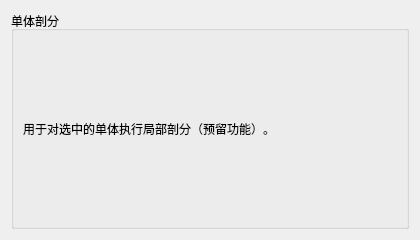
Qt form plugins/Base_Mesh/MeshSingleMeshingWidget.ui (asd977/base_cae) before a commit.
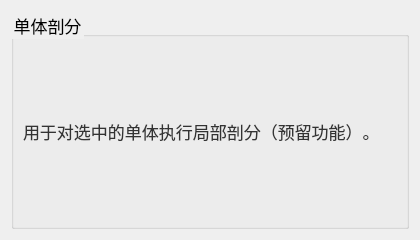
The same form after that commit. Icons and pictures are not drawn.

Commit message: style: use existing arrow assets and remove custom svg files

What changed in the file:
```diff
--- a/plugins/Base_Mesh/MeshSingleMeshingWidget.ui
+++ b/plugins/Base_Mesh/MeshSingleMeshingWidget.ui
@@ -8,6 +8,104 @@
   <property name="windowTitle">
    <string>单体剖分</string>
   </property>
+  <property name="styleSheet">
+   <string notr="true">QWidget{
+font-family: &quot;Microsoft YaHei&quot;, &quot;微软雅黑&quot;;
+}
+QPushButton {
+    font-size: 17px;
+    min-height: 32px;
+}
+QPushButton#pushButton {
+    background-color: rgb(224, 233, 244);
+    border-width: 1px;
+    border-color: rgb(121, 121, 121);
+    border-style: solid;
+    min-height: 33px;
+    border-top: 1px solid rgb(169, 169, 169);
+    border-bottom: 1px solid rgb(169, 169, 169);
+    border-left: none;
+    border-right: none;
+    text-align: left;
+    padding-left: 15px;
+    font-size: 17px;
+}
+QLabel {
+    font-size: 17px;
+    color: rgb(51, 51, 51);
+}
+QLabel#pageNameLabel {
+    font-size: 20px;
+    padding-left: 9px;
+    color: rgb(53, 103, 147);
+}
+QLineEdit, QTextEdit, QPlainTextEdit, QSpinBox, QDoubleSpinBox, QDateTimeEdit {
+    border: 1px solid rgb(200, 200, 200);
+    border-radius: 2px;
+    font-size: 17px;
+    min-height: 30px;
+}
+QLineEdit:focus, QTextEdit:focus, QPlainTextEdit:focus,
+QSpinBox:focus, QDoubleSpinBox:focus, QDateTimeEdit:focus {
+    border-color: rgb(100, 100, 255);
+    outline: none;
+}
+QComboBox {
+    font-size: 17px;
+    color: rgb(51, 51, 51);
+    padding-left: 6px;
+    background: rgb(240, 240, 240);
+    border: 1px solid rgb(169, 169, 169);
+    border-radius: 3px;
+    min-height: 30px;
+}
+QComboBox::drop-down {
+    subcontrol-origin: padding;
+    subcontrol-position: top right;
+    width: 20px;
+    background: rgb(240, 240, 240);
+    border-left: 1px solid rgb(190, 190, 190);
+}
+QComboBox::down-arrow {
+    image: url(:/resources/down_arrow.png);
+    width: 12px;
+    height: 12px;
+}
+QSpinBox::up-button, QDoubleSpinBox::up-button {
+    subcontrol-origin: border;
+    subcontrol-position: top right;
+    width: 18px;
+    border-left: 1px solid rgb(190, 190, 190);
+    border-bottom: 1px solid rgb(210, 210, 210);
+    background: rgb(240, 240, 240);
+}
+QSpinBox::down-button, QDoubleSpinBox::down-button {
+    subcontrol-origin: border;
+    subcontrol-position: bottom right;
+    width: 18px;
+    border-left: 1px solid rgb(190, 190, 190);
+    background: rgb(240, 240, 240);
+}
+QSpinBox::up-arrow, QDoubleSpinBox::up-arrow {
+    image: url(:/resources/up_arrow.png);
+    width: 10px;
+    height: 10px;
+}
+QSpinBox::down-arrow, QDoubleSpinBox::down-arrow {
+    image: url(:/resources/down_arrow.png);
+    width: 10px;
+    height: 10px;
+}
+QRadioButton, QCheckBox, QGroupBox {
+    font-size: 17px;
+}
+QTableWidget, QTreeWidget, QListWidget {
+    font-size: 16px;
+    gridline-color: rgb(210, 210, 210);
+}
+
+</string>
+  </property>
   <layout class="QVBoxLayout" name="verticalLayout">
    <item>
     <widget class="QGroupBox" name="groupBox">
```
The commit also changes 42 other files.
